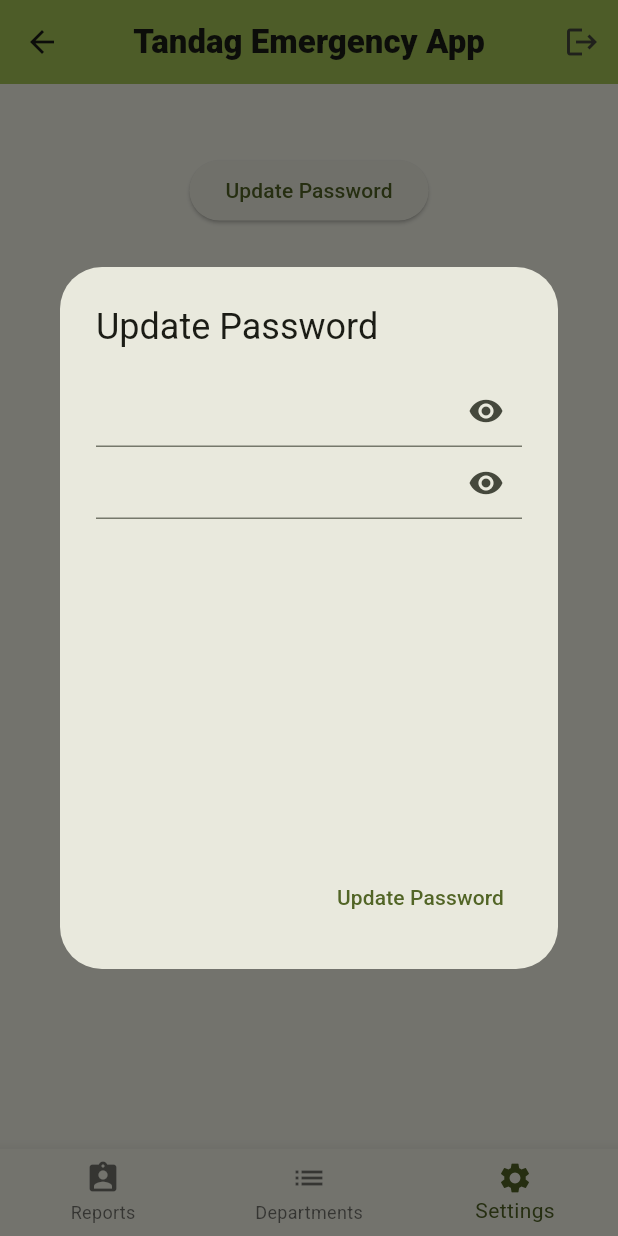
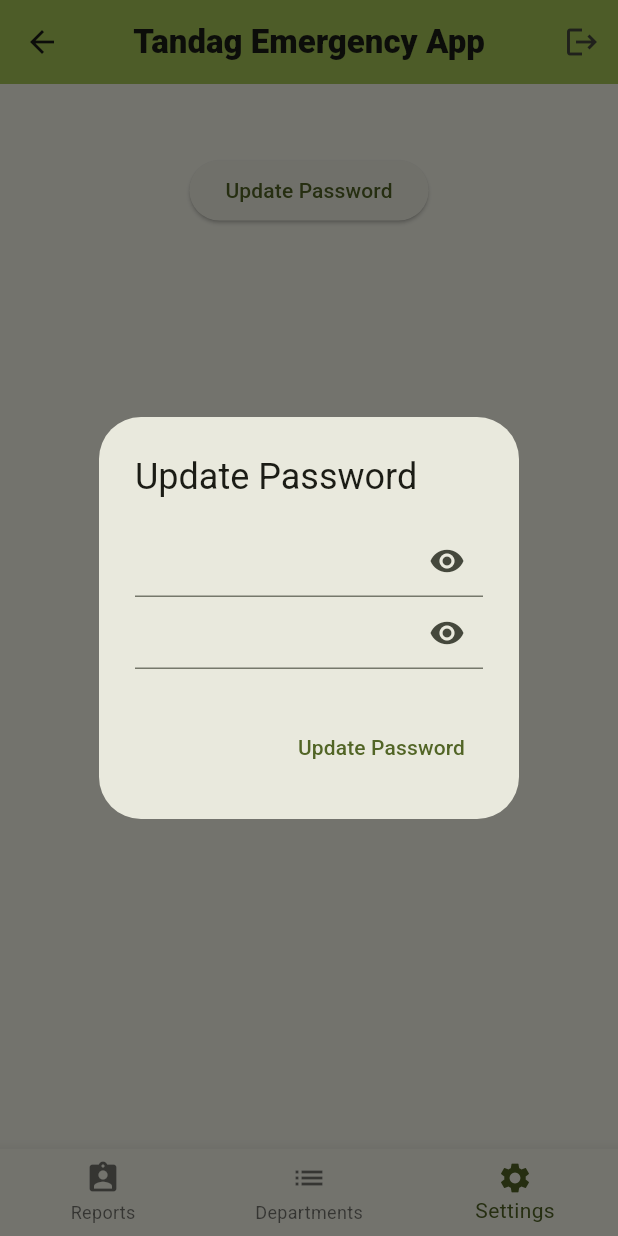
Before and after one commit to xoflo/tandag911, a Flutter app: the AdminScreen screen opened directly, item 3 of the bottom bar chosen, after a tap on "Update Password", on a phone screen of 412 x 824 dp. Run offline on Flutter 3.47's test engine with Material 3 defaults, Android fonts, the phone set to English and light mode, and no system bars; our stand-ins replace cloud_firestore, firebase_auth, firebase_core, flutter_animate; missing offline and left inert: firebase_app_check; accounts and stored records are empty.

Commit message:
Adjust password update dialog dimensions
- Reduce the height and width of the "Update Password" dialog's content container for a more compact UI.

```diff
--- a/lib/admin/settings_functions.dart
+++ b/lib/admin/settings_functions.dart
@@ -8,8 +8,8 @@ updatePasswordDialog(BuildContext context, User user) {
   showDialog(context: context, builder: (_) => AlertDialog(
     title: Text("Update Password"),
     content: Container(
-      height: 300,
-      width: 300,
+      height: 100,
+      width: 140,
       child: Column(
         children: [
           TextField(
```
